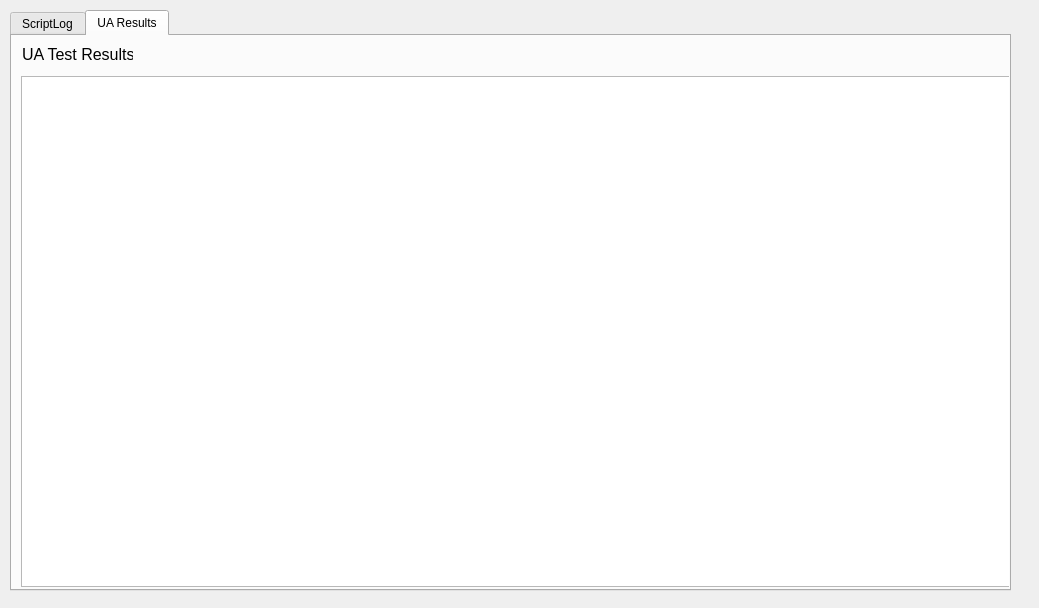
8foldrepo/RF_Balance_Profound, file Widget_Library/widget_results.ui: the form before one commit.
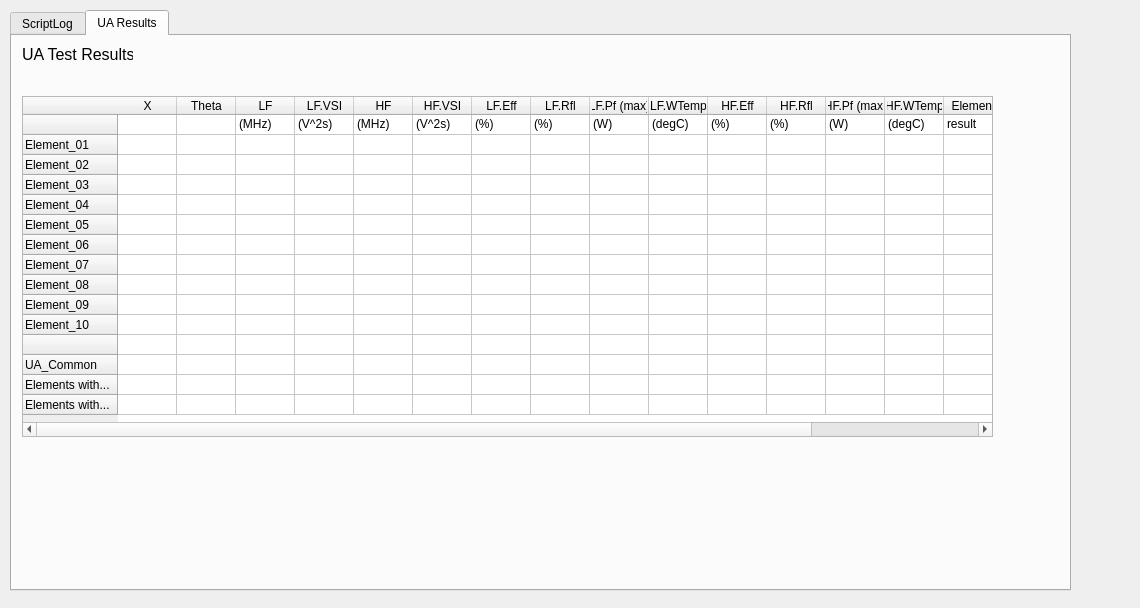
The form after the commit. The open tabs and pages were chosen to show the change.

```diff
--- a/Widget_Library/widget_results.ui
+++ b/Widget_Library/widget_results.ui
@@ -6,7 +6,7 @@
    <rect>
     <x>0</x>
     <y>0</y>
-    <width>1039</width>
+    <width>1140</width>
     <height>608</height>
    </rect>
   </property>
@@ -18,7 +18,7 @@
     <rect>
      <x>10</x>
      <y>10</y>
-     <width>1001</width>
+     <width>1061</width>
      <height>581</height>
     </rect>
    </property>
@@ -62,13 +62,13 @@
     <attribute name="title">
      <string>UA Results</string>
     </attribute>
-    <widget class="QTableView" name="results_table">
+    <widget class="QTableWidget" name="results_table">
      <property name="geometry">
       <rect>
-       <x>9</x>
-       <y>40</y>
-       <width>991</width>
-       <height>511</height>
+       <x>10</x>
+       <y>60</y>
+       <width>971</width>
+       <height>341</height>
       </rect>
      </property>
      <property name="sizePolicy">
@@ -83,6 +83,263 @@
        <height>1000</height>
       </size>
      </property>
+     <property name="font">
+      <font>
+       <pointsize>9</pointsize>
+      </font>
+     </property>
+     <attribute name="horizontalHeaderDefaultSectionSize">
+      <number>59</number>
+     </attribute>
+     <attribute name="verticalHeaderCascadingSectionResizes">
+      <bool>false</bool>
+     </attribute>
+     <attribute name="verticalHeaderDefaultSectionSize">
+      <number>20</number>
+     </attribute>
+     <attribute name="verticalHeaderMinimumSectionSize">
+      <number>10</number>
+     </attribute>
+     <row>
+      <property name="text">
+       <string/>
+      </property>
+     </row>
+     <row>
+      <property name="text">
+       <string>Element_01</string>
+      </property>
+     </row>
+     <row>
+      <property name="text">
+       <string>Element_02</string>
+      </property>
+     </row>
+     <row>
+      <property name="text">
+       <string>Element_03</string>
+      </property>
+     </row>
+     <row>
+      <property name="text">
+       <string>Element_04</string>
+      </property>
+     </row>
+     <row>
+      <property name="text">
+       <string>Element_05</string>
+      </property>
+     </row>
+     <row>
+      <property name="text">
+       <string>Element_06</string>
+      </property>
+     </row>
+     <row>
+      <property name="text">
+       <string>Element_07</string>
+      </property>
+     </row>
+     <row>
+      <property name="text">
+       <string>Element_08</string>
+      </property>
+     </row>
+     <row>
+      <property name="text">
+       <string>Element_09</string>
+      </property>
+     </row>
+     <row>
+      <property name="text">
+       <string>Element_10</string>
+      </property>
+     </row>
+     <row>
+      <property name="text">
+       <string/>
+      </property>
+     </row>
+     <row>
+      <property name="text">
+       <string>UA_Common</string>
+      </property>
+     </row>
+     <row>
+      <property name="text">
+       <string>Elements with...</string>
+      </property>
+     </row>
+     <row>
+      <property name="text">
+       <string>Elements with...</string>
+      </property>
+     </row>
+     <column>
+      <property name="text">
+       <string>X</string>
+      </property>
+     </column>
+     <column>
+      <property name="text">
+       <string>Theta</string>
+      </property>
+     </column>
+     <column>
+      <property name="text">
+       <string>LF</string>
+      </property>
+     </column>
+     <column>
+      <property name="text">
+       <string>LF.VSI</string>
+      </property>
+     </column>
+     <column>
+      <property name="text">
+       <string>HF</string>
+      </property>
+     </column>
+     <column>
+      <property name="text">
+       <string>HF.VSI</string>
+      </property>
+     </column>
+     <column>
+      <property name="text">
+       <string>LF.Eff</string>
+      </property>
+     </column>
+     <column>
+      <property name="text">
+       <string>LF.Rfl</string>
+      </property>
+     </column>
+     <column>
+      <property name="text">
+       <string>LF.Pf (max)</string>
+      </property>
+     </column>
+     <column>
+      <property name="text">
+       <string>LF.WTemp</string>
+      </property>
+     </column>
+     <column>
+      <property name="text">
+       <string>HF.Eff</string>
+      </property>
+     </column>
+     <column>
+      <property name="text">
+       <string>HF.Rfl</string>
+      </property>
+     </column>
+     <column>
+      <property name="text">
+       <string>HF.Pf (max)</string>
+      </property>
+     </column>
+     <column>
+      <property name="text">
+       <string>HF.WTemp</string>
+      </property>
+     </column>
+     <column>
+      <property name="text">
+       <string>Element</string>
+      </property>
+     </column>
+     <column>
+      <property name="text">
+       <string>New Column</string>
+      </property>
+     </column>
+     <column>
+      <property name="text">
+       <string>New Column</string>
+      </property>
+     </column>
+     <item row="0" column="0">
+      <property name="text">
+       <string/>
+      </property>
+     </item>
+     <item row="0" column="1">
+      <property name="text">
+       <string/>
+      </property>
+     </item>
+     <item row="0" column="2">
+      <property name="text">
+       <string>(MHz)</string>
+      </property>
+     </item>
+     <item row="0" column="3">
+      <property name="text">
+       <string>(V^2s)</string>
+      </property>
+     </item>
+     <item row="0" column="4">
+      <property name="text">
+       <string>(MHz)</string>
+      </property>
+     </item>
+     <item row="0" column="5">
+      <property name="text">
+       <string>(V^2s)</string>
+      </property>
+     </item>
+     <item row="0" column="6">
+      <property name="text">
+       <string>(%)</string>
+      </property>
+     </item>
+     <item row="0" column="7">
+      <property name="text">
+       <string>(%)</string>
+      </property>
+     </item>
+     <item row="0" column="8">
+      <property name="text">
+       <string>(W)</string>
+      </property>
+     </item>
+     <item row="0" column="9">
+      <property name="text">
+       <string>(degC)</string>
+      </property>
+     </item>
+     <item row="0" column="10">
+      <property name="text">
+       <string>(%)</string>
+      </property>
+     </item>
+     <item row="0" column="11">
+      <property name="text">
+       <string>(%)</string>
+      </property>
+     </item>
+     <item row="0" column="12">
+      <property name="text">
+       <string>(W)</string>
+      </property>
+     </item>
+     <item row="0" column="13">
+      <property name="text">
+       <string>(degC)</string>
+      </property>
+     </item>
+     <item row="0" column="14">
+      <property name="text">
+       <string>result</string>
+      </property>
+     </item>
+     <item row="0" column="16">
+      <property name="text">
+       <string>ertwetr</string>
+      </property>
+     </item>
     </widget>
     <widget class="QLabel" name="label_130">
      <property name="geometry">
```
Left out of the diff: 4 changed lines with no effect on the pictures.
